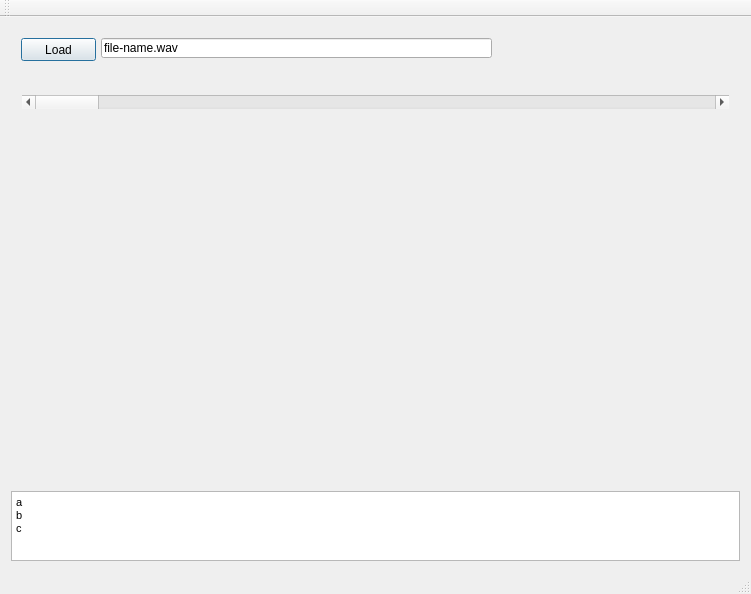
Old version of the form src/TranscriberUI/transcribermainwindow.ui in the repository tivadj/PticaGovorun.
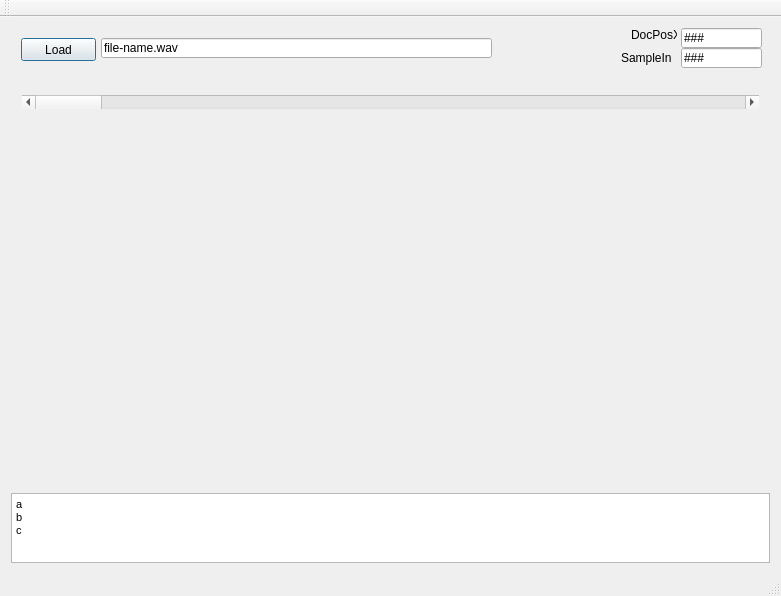
New version of the form. Custom widgets are drawn as their Qt base class.

Patch:
```diff
--- a/src/TranscriberUI/transcribermainwindow.ui
+++ b/src/TranscriberUI/transcribermainwindow.ui
@@ -6,8 +6,8 @@
    <rect>
     <x>0</x>
     <y>0</y>
-    <width>751</width>
-    <height>594</height>
+    <width>781</width>
+    <height>596</height>
    </rect>
   </property>
   <property name="windowTitle">
@@ -58,6 +58,58 @@
         <string>file-name.wav</string>
        </property>
       </widget>
+      <widget class="QLineEdit" name="lineEditCurDocPosX">
+       <property name="geometry">
+        <rect>
+         <x>670</x>
+         <y>0</y>
+         <width>81</width>
+         <height>20</height>
+        </rect>
+       </property>
+       <property name="text">
+        <string>###</string>
+       </property>
+      </widget>
+      <widget class="QLineEdit" name="lineEditCurSampleInd">
+       <property name="geometry">
+        <rect>
+         <x>670</x>
+         <y>20</y>
+         <width>81</width>
+         <height>20</height>
+        </rect>
+       </property>
+       <property name="text">
+        <string>###</string>
+       </property>
+      </widget>
+      <widget class="QLabel" name="label">
+       <property name="geometry">
+        <rect>
+         <x>620</x>
+         <y>0</y>
+         <width>46</width>
+         <height>13</height>
+        </rect>
+       </property>
+       <property name="text">
+        <string>DocPosX</string>
+       </property>
+      </widget>
+      <widget class="QLabel" name="label_2">
+       <property name="geometry">
+        <rect>
+         <x>610</x>
+         <y>20</y>
+         <width>51</width>
+         <height>20</height>
+        </rect>
+       </property>
+       <property name="text">
+        <string>SampleInd</string>
+       </property>
+      </widget>
      </widget>
     </item>
     <item>
@@ -71,6 +123,9 @@
       <layout class="QVBoxLayout" name="verticalLayout_3">
        <item>
         <widget class="QScrollBar" name="horizontalScrollBarSamples">
+         <property name="minimum">
+          <number>0</number>
+         </property>
          <property name="orientation">
           <enum>Qt::Horizontal</enum>
          </property>
```
Left out of the diff: 3 changed lines with no effect on the pictures.
